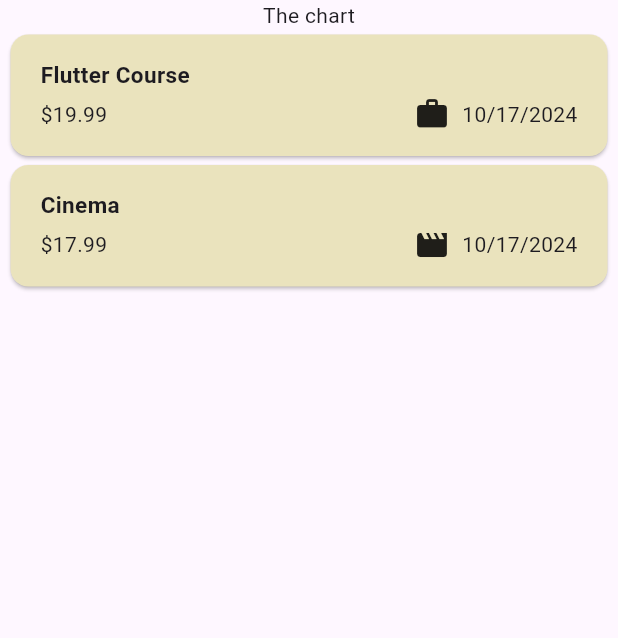
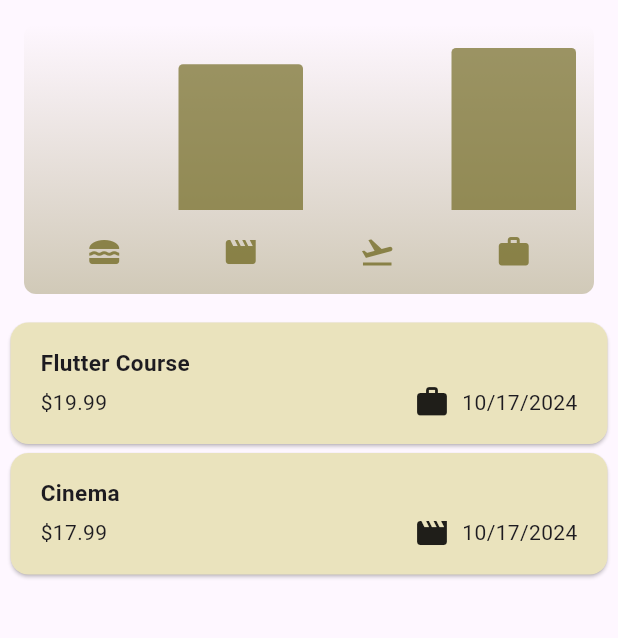
Before and after one commit to flutter-development-rboriba/expense_tracker_app, a Flutter app: the screen it shows after launch, on a phone screen of 412 x 824 dp, the part 84-722 px from its top. Run offline on Flutter 3.47's test engine with Material 3 defaults, Android fonts, the phone set to English and light mode, and no system bars.

Commit message:
Add charts to the app

```diff
--- /dev/null
+++ b/lib/widgets/chart/chart.dart
@@ -0,0 +1,95 @@
+import 'package:flutter/material.dart';
+
+import 'package:expense_tracker_app/widgets/chart/chart_bar.dart';
+import 'package:expense_tracker_app/models/expense.dart';
+
+class Chart extends StatelessWidget {
+  const Chart({super.key, required this.expenses});
+
+  final List<Expense> expenses;
+
+  List<ExpenseBucket> get buckets {
+    return [
+      ExpenseBucket.forCategory(expenses, Category.food),
+      ExpenseBucket.forCategory(expenses, Category.leisure),
+      ExpenseBucket.forCategory(expenses, Category.travel),
+      ExpenseBucket.forCategory(expenses, Category.work),
+    ];
+  }
+
+  double get maxTotalExpense {
+    double maxTotalExpense = 0;
+
+    for (final bucket in buckets) {
+      if (bucket.totalExpenses > maxTotalExpense) {
+        maxTotalExpense = bucket.totalExpenses;
+      }
+    }
+    return maxTotalExpense;
+  }
+
+  @override
+  Widget build(BuildContext context) {
+    final isDarkMode =
+        MediaQuery.of(context).platformBrightness == Brightness.dark;
+
+    return Container(
+      margin: const EdgeInsets.all(16),
+      padding: const EdgeInsets.symmetric(
+        vertical: 16,
+        horizontal: 8,
+      ),
+      width: double.infinity,
+      height: 180,
+      decoration: BoxDecoration(
+        borderRadius: BorderRadius.circular(8),
+        gradient: LinearGradient(
+          colors: [
+            Theme.of(context).colorScheme.primary.withOpacity(0.3),
+            Theme.of(context).colorScheme.primary.withOpacity(0.0),
+          ],
+          begin: Alignment.bottomCenter,
+          end: Alignment.topCenter,
+        ),
+      ),
+      child: Column(
+        children: [
+          Expanded(
+            child: Row(
+              crossAxisAlignment: CrossAxisAlignment.end,
+              children: [
+                for (final bucket in buckets)
+                  ChartBar(
+                    fill: bucket.totalExpenses == 0
+                        ? 0
+                        : bucket.totalExpenses / maxTotalExpense,
+                  )
+              ],
+            ),
+          ),
+          const SizedBox(height: 16),
+          Row(
+            children: buckets
+                .map(
+                  (bucket) => Expanded(
+                    child: Padding(
+                      padding: const EdgeInsets.symmetric(horizontal: 4),
+                      child: Icon(
+                        categoryIcons[bucket.category],
+                        color: isDarkMode
+                            ? Theme.of(context).colorScheme.secondary
+                            : Theme.of(context)
+                                .colorScheme
+                                .primary
+                                .withOpacity(0.7),
+                      ),
+                    ),
+                  ),
+                )
+                .toList(),
+          )
+        ],
+      ),
+    );
+  }
+}
--- /dev/null
+++ b/lib/widgets/chart/chart_bar.dart
@@ -0,0 +1,34 @@
+import 'package:flutter/material.dart';
+
+class ChartBar extends StatelessWidget {
+  const ChartBar({
+    super.key,
+    required this.fill,
+  });
+
+  final double fill;
+
+  @override
+  Widget build(BuildContext context) {
+    final isDarkMode =
+        MediaQuery.of(context).platformBrightness == Brightness.dark;
+
+    return Expanded(
+      child: Padding(
+        padding: const EdgeInsets.symmetric(horizontal: 4),
+        child: FractionallySizedBox(
+          heightFactor: fill,
+          child: DecoratedBox(
+            decoration: BoxDecoration(
+                shape: BoxShape.rectangle,
+                borderRadius:
+                    const BorderRadius.vertical(top: Radius.circular(3)),
+                color: isDarkMode
+                    ? Theme.of(context).colorScheme.secondary
+                    : Theme.of(context).colorScheme.primary.withOpacity(0.65)),
+          ),
+        ),
+      ),
+    );
+  }
+}
--- a/lib/widgets/expenses.dart
+++ b/lib/widgets/expenses.dart
@@ -3,6 +3,7 @@ import 'package:flutter/material.dart';
 import 'package:expense_tracker_app/widgets/expenses_list/expenses_list.dart';
 import 'package:expense_tracker_app/widgets/new_expense.dart';
 import 'package:expense_tracker_app/models/expense.dart';
+import 'package:expense_tracker_app/widgets/chart/chart.dart';
 
 class Expenses extends StatefulWidget {
   const Expenses({super.key});
@@ -95,7 +96,7 @@ class _ExpensesState extends State<Expenses> {
       ),
       body: Column(
         children: [
-          Text('The chart'),
+          Chart(expenses: _registeredExpenses),
           Expanded(
             child: mainContent,
           ),
```
